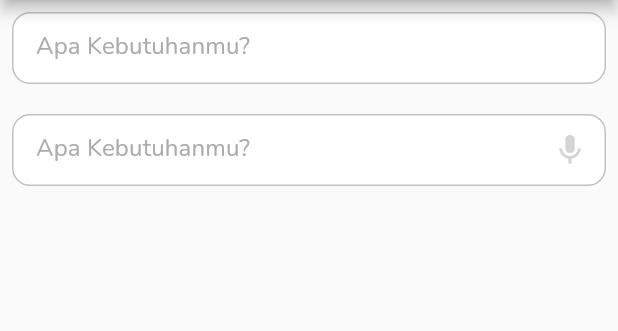
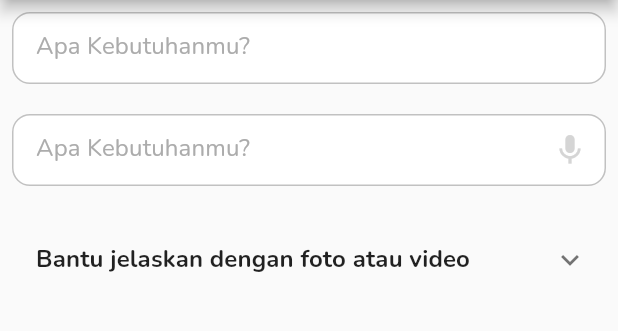
Before and after one commit to helperindonesia/helper_design_system, a Flutter app: the screen it shows after launch, on a phone screen of 412 x 824 dp, the part 84-415 px from its top. Run offline on Flutter 3.47's test engine with Material 2 defaults, Android fonts, the phone set to English and light mode, and no system bars; our stand-ins replace google_fonts.

Commit message:
Expand Example

```diff
--- a/example/lib/main.dart
+++ b/example/lib/main.dart
@@ -51,7 +51,11 @@ class _MyHomePageState extends State<MyHomePage> {
                 Icons.mic,
                 color: HelperColors.black9,
               ),
-            )
+            ),
+            SizedBox(height: 20),
+            Expand(title: 'Bantu jelaskan dengan foto atau video',child: [
+              Text('Data 1asfasdasfbaksjdhlkagsfljaghjlsdghajsgkfjhgahsdgajgsdajgsfhkjgkajgsdasd'),Text('Data 1'),Text('Data 1'),
+            ],)
           ],
         ),
       ),
```
